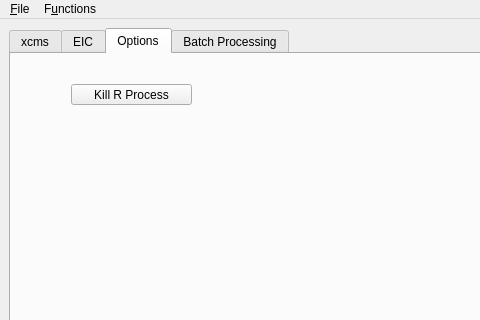
This is pyXCMS/main.ui in mfitzp/toolz as Qt 5 draws it before an edit; both pictures show x 0 to 480 and y 0 to 320 of the 987 by 731 pixel window. The edited form follows.
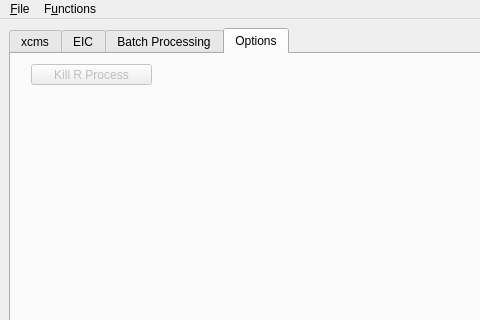
This is the edited form. The open tabs and pages were chosen to show the change. Icons and pictures are not drawn. Custom widgets are drawn as their Qt base class.

What changed in the file:
```diff
--- a/pyXCMS/main.ui
+++ b/pyXCMS/main.ui
@@ -26,6 +26,9 @@
    <layout class="QHBoxLayout" >
     <item>
      <widget class="QTabWidget" name="tabWidget" >
+      <property name="enabled" >
+       <bool>true</bool>
+      </property>
       <property name="currentIndex" >
        <number>0</number>
       </property>
@@ -448,24 +451,6 @@
         </item>
        </layout>
       </widget>
-      <widget class="QWidget" name="tab_3" >
-       <attribute name="title" >
-        <string>Options</string>
-       </attribute>
-       <widget class="QPushButton" name="killRBtn" >
-        <property name="geometry" >
-         <rect>
-          <x>60</x>
-          <y>30</y>
-          <width>121</width>
-          <height>21</height>
-         </rect>
-        </property>
-        <property name="text" >
-         <string>Kill R Process</string>
-        </property>
-       </widget>
-      </widget>
       <widget class="QWidget" name="tab_4" >
        <attribute name="title" >
         <string>Batch Processing</string>
@@ -524,6 +509,27 @@
         </item>
        </layout>
       </widget>
+      <widget class="QWidget" name="tab_3" >
+       <attribute name="title" >
+        <string>Options</string>
+       </attribute>
+       <widget class="QPushButton" name="killRBtn" >
+        <property name="enabled" >
+         <bool>false</bool>
+        </property>
+        <property name="geometry" >
+         <rect>
+          <x>20</x>
+          <y>10</y>
+          <width>121</width>
+          <height>21</height>
+         </rect>
+        </property>
+        <property name="text" >
+         <string>Kill R Process</string>
+        </property>
+       </widget>
+      </widget>
      </widget>
     </item>
    </layout>
```
Left out of the diff: 52 changed lines with no effect on the pictures.
